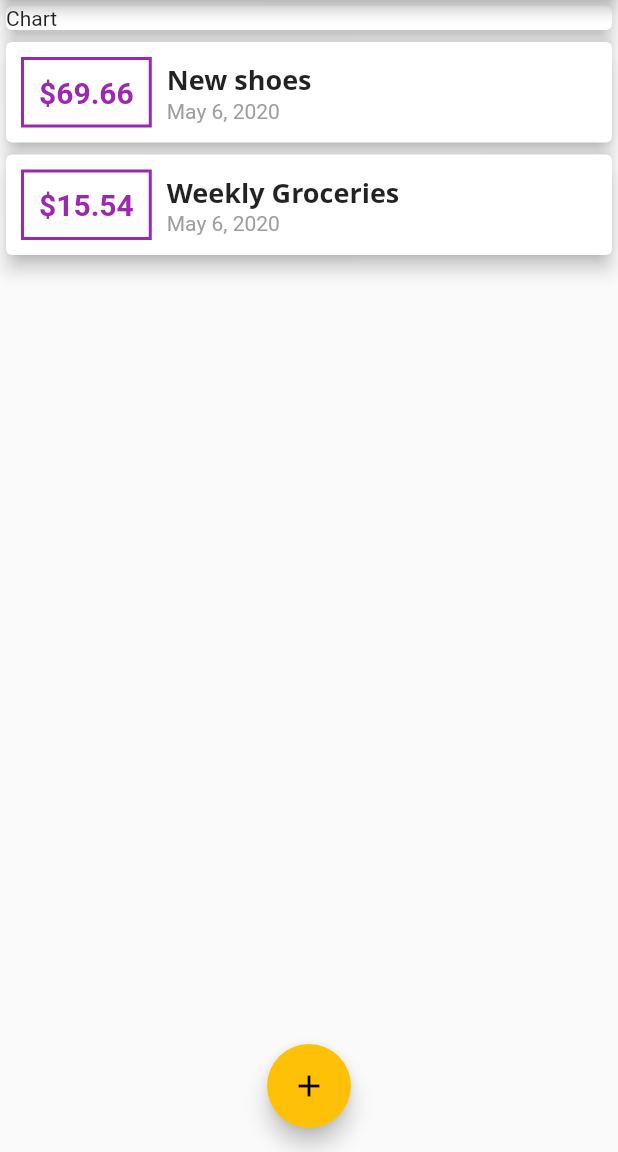
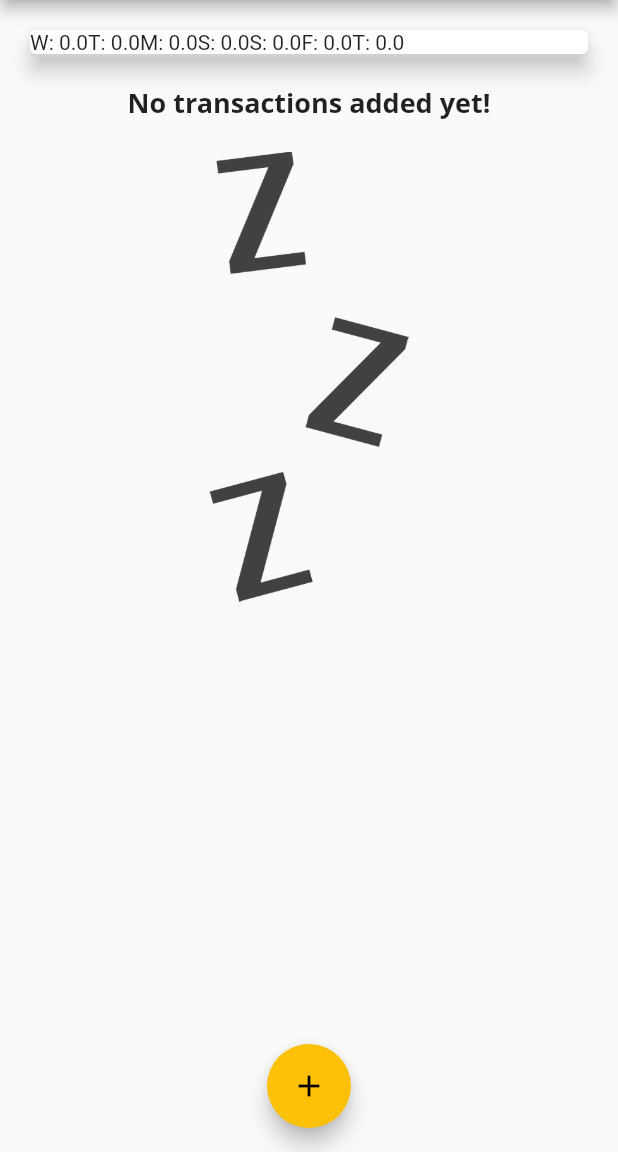
Before and after one commit to fadilparves/FLUTTER-SAMPLE, a Flutter app: the screen it shows after launch, on a phone screen of 412 x 824 dp, the part 84-1236 px from its top. Run offline on Flutter 3.47's test engine with Material 2 defaults, Android fonts, the phone set to English and light mode, and no system bars; Roboto replaces fonts that are missing (Open Sans).

Commit message:
a lot of new steps

```diff
--- a/expenses_app/lib/main.dart
+++ b/expenses_app/lib/main.dart
@@ -3,6 +3,7 @@ import 'package:flutter/material.dart';
 import './models/transaction.dart';
 import './widgets/transaction_list.dart';
 import './widgets/new_transaction.dart';
+import './widgets/chart.dart';
 
 void main() => runApp(MyApp());
 
@@ -44,19 +45,29 @@ class MyHomePage extends StatefulWidget {
 
 class _MyHomePageState extends State<MyHomePage> {
   final List<Transaction> _userTransactions = [
-    Transaction(
-      id: 't1',
-      title: 'New shoes',
-      amount: 69.66,
-      date: DateTime.now(),
-    ),
-    Transaction(
-      id: 't2',
-      title: 'Weekly Groceries',
-      amount: 15.54,
-      date: DateTime.now(),
-    ),
+    // Transaction(
+    //   id: 't1',
+    //   title: 'New shoes',
+    //   amount: 69.66,
+    //   date: DateTime.now(),
+    // ),
+    // Transaction(
+    //   id: 't2',
+    //   title: 'Weekly Groceries',
+    //   amount: 15.54,
+    //   date: DateTime.now(),
+    // ),
   ];
+
+  List<Transaction> get _recentTransaction {
+    return _userTransactions.where((tx) {
+      return tx.date.isAfter(
+        DateTime.now().subtract(
+          Duration(days: 7),
+        ),
+      );
+    }).toList();
+  }
 
   void _addNewTransaction(String title, double amount) {
     final newTx = Transaction(
@@ -101,13 +112,7 @@ class _MyHomePageState extends State<MyHomePage> {
           mainAxisAlignment: MainAxisAlignment.start,
           crossAxisAlignment: CrossAxisAlignment.stretch,
           children: <Widget>[
-            Container(
-              width: double.infinity,
-              child: Card(
-                child: Text('Chart'),
-                elevation: 5,
-              ),
-            ),
+            Chart(_recentTransaction),
             TransactionList(_userTransactions),
           ],
         ),
--- /dev/null
+++ b/expenses_app/lib/widgets/chart.dart
@@ -0,0 +1,43 @@
+import '../models/transaction.dart';
+import 'package:flutter/material.dart';
+import 'package:intl/intl.dart';
+
+class Chart extends StatelessWidget {
+  final List<Transaction> recentTransactions;
+
+  Chart(this.recentTransactions);
+
+  List<Map<String, Object>> get groupedTransactionValues {
+    return List.generate(7, (index) {
+      final weekDay = DateTime.now().subtract(
+        Duration(days: index),
+      );
+      var totalSum = 0.0;
+
+      for (var i = 0; i < recentTransactions.length; i++) {
+        if (recentTransactions[i].date.day == weekDay.day &&
+            recentTransactions[i].date.month == weekDay.month &&
+            recentTransactions[i].date.year == weekDay.year) {
+          totalSum += recentTransactions[i].amount;
+        }
+      }
+      return {
+        'day': DateFormat.E().format(weekDay).substring(0,1),
+        'amount': totalSum,
+      };
+    });
+  }
+
+  @override
+  Widget build(BuildContext context) {
+    return Card(
+      elevation: 6,
+      margin: EdgeInsets.all(20),
+      child: Row(
+        children: groupedTransactionValues.map((data) {
+          return Text('${data['day']}: ${data['amount']}');
+        }).toList(),
+      ),
+    );
+  }
+}
--- a/expenses_app/lib/widgets/transaction_list.dart
+++ b/expenses_app/lib/widgets/transaction_list.dart
@@ -11,7 +11,26 @@ class TransactionList extends StatelessWidget {
   Widget build(BuildContext context) {
     return Container(
       height: 400,
-      child: ListView.builder(
+      child: transactions.isEmpty
+          ? Column(
+              children: <Widget>[
+                Text(
+                  'No transactions added yet!',
+                  style: Theme.of(context).textTheme.title,
+                ),
+                SizedBox(
+                  height: 20,
+                ),
+                Container(
+                  height: 300,
+                  child: Image.asset(
+                    'assets/images/waiting.png',
+                    fit: BoxFit.cover,
+                  ),
+                ),
+              ],
+            )
+          : ListView.builder(
               itemBuilder: (ctx, index) {
                 return Card(
                   elevation: 5,
@@ -45,7 +64,9 @@ class TransactionList extends StatelessWidget {
                             transactions[index].title,
                             style: Theme.of(context).textTheme.title,
                           ),
-                    Text(DateFormat.yMMMd().format(transactions[index].date),
+                          Text(
+                              DateFormat.yMMMd()
+                                  .format(transactions[index].date),
                               style: TextStyle(
                                 color: Colors.grey,
                               )),
--- a/expenses_app/pubspec.yaml
+++ b/expenses_app/pubspec.yaml
@@ -42,8 +42,8 @@ flutter:
   uses-material-design: true
 
   # To add assets to your application, add an assets section, like this:
-  # assets:
-  #  - images/a_dot_burr.jpeg
+  assets:
+   - assets/images/waiting.png
   #  - images/a_dot_ham.jpeg
 
   # An image asset can refer to one or more resolution-specific "variants", see
```
Also changed, not shown: expenses_app/assets/images/waiting.png (added), expenses_app/lib/widgets/chart_bar.dart (added). Lines whose indentation alone changed are shown as unchanged.
